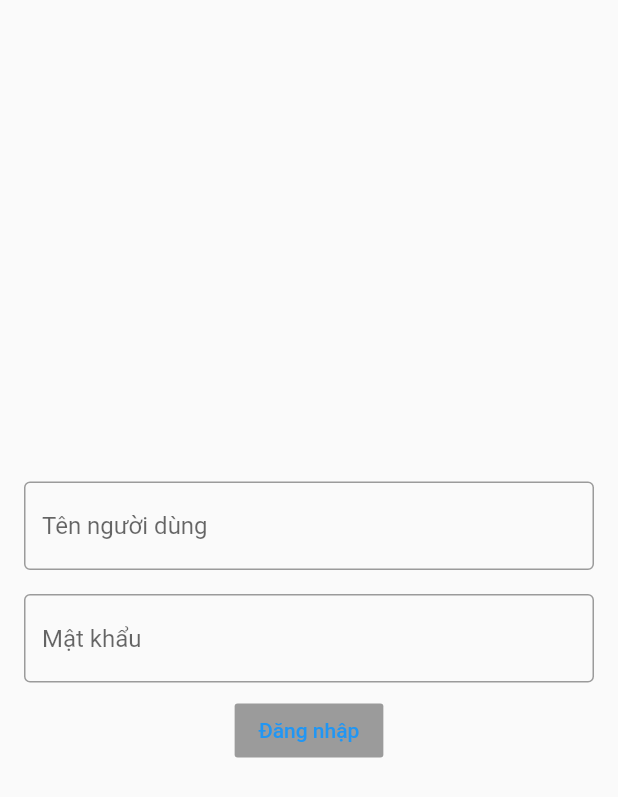
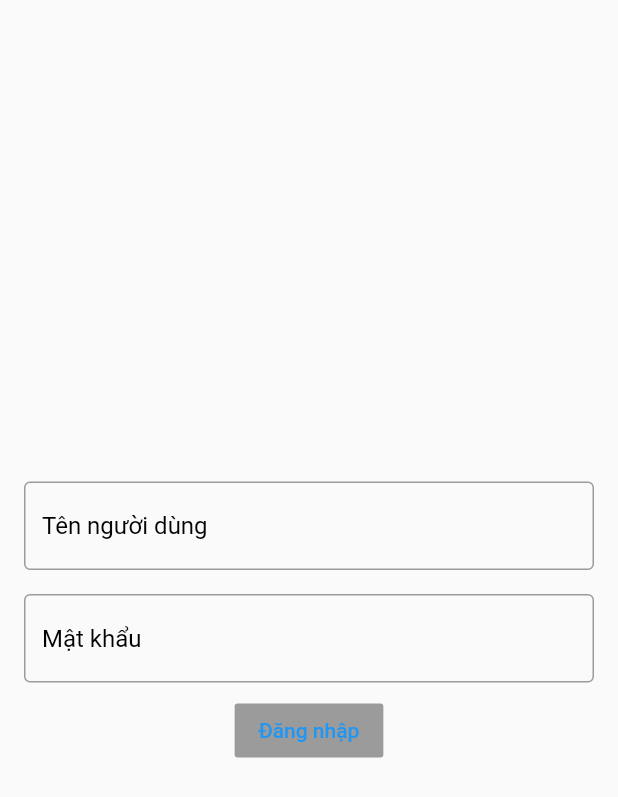
Before and after one commit to kientrung0412/flutter_demo, a Flutter app: the screen it shows after launch, on a phone screen of 412 x 824 dp. Shown: the top 797 px of the screen. Run offline on Flutter 3.47's test engine with Material 2 defaults, Android fonts, the phone set to English and light mode, and no system bars; our stand-ins replace lite_rolling_switch.

Commit message:
fix hint password

```diff
--- a/lib/base/base_input.dart
+++ b/lib/base/base_input.dart
@@ -26,7 +26,10 @@ class _BaseInputState extends State<BaseInput> {
   }
 
   InputDecoration textDeco(String hint) {
-    return InputDecoration(hintText: hint, border: OutlineInputBorder());
+    return InputDecoration(
+        hintText: hint,
+        hintStyle: TextStyle(fontSize: 16.0, color: Colors.black),
+        border: OutlineInputBorder());
   }
 
   @override
@@ -34,7 +37,7 @@ class _BaseInputState extends State<BaseInput> {
     return Container(
       margin: EdgeInsets.symmetric(vertical: _marginVertical),
       child: TextFormField(
-        obscureText: !_isPassword,
+        obscureText: _isPassword,
         decoration: textDeco(_hint),
       ),
     );
--- a/lib/main.dart
+++ b/lib/main.dart
@@ -12,6 +12,7 @@ class MyApp extends StatelessWidget {
   @override
   Widget build(BuildContext context) {
     return MaterialApp(
+      debugShowCheckedModeBanner: false,
       home: Scaffold(
         body: LoginScreen(),
       ),
--- a/lib/screen/login_screen.dart
+++ b/lib/screen/login_screen.dart
@@ -24,7 +24,7 @@ class FormLogin extends StatelessWidget {
       child: Form(
           child: Column(mainAxisAlignment: MainAxisAlignment.center, children: [
         BaseInput(hint: "Tên người dùng"),
-        BaseInput(hint: "Mật khẩu"),
+        BaseInput(hint: "Mật khẩu", isPassword: true,),
         BaseButton(
           title: "Đăng nhập",
           panddingHorizontal: 16,
```
